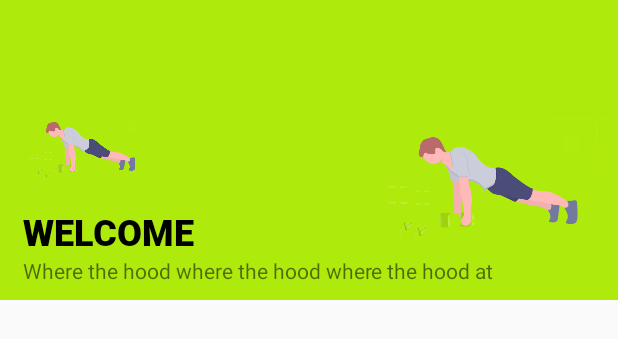
After one commit to MuhammadTanveerS/Fitness-Enthusiasts, an Android app: the layout menu_profile.xml on its own in the app's theme, with its tools: preview values and no code run, on a phone screen of 412 x 824 dp. The commit adds this screen. Shown: the top 339 px of the screen. Run offline under Robolectric (Android 15) with nearby library versions, the phone set to English and light mode, and no system bars; Roboto replaces fonts that are not available here.

```diff
--- /dev/null
+++ b/app/src/main/res/layout/menu_profile.xml
@@ -0,0 +1,40 @@
+<?xml version="1.0" encoding="utf-8"?>
+<RelativeLayout xmlns:android="http://schemas.android.com/apk/res/android"
+    android:layout_width="match_parent"
+    android:layout_height="200dp"
+    android:background="@color/neon"
+    android:paddingLeft="15dp">
+
+    <TextView
+        android:id="@+id/randtext"
+        android:layout_width="wrap_content"
+        android:layout_height="wrap_content"
+        android:layout_alignParentBottom="true"
+        android:layout_marginBottom="10dp"
+        android:text="Where the hood where the hood where the hood at" />
+
+    <TextView
+        android:id="@+id/name"
+        android:layout_width="wrap_content"
+        android:layout_height="wrap_content"
+        android:layout_above="@id/randtext"
+        android:fontFamily="@font/robotoblack"
+        android:text="WELCOME"
+        android:textColor="@color/black"
+        android:textSize="24sp" />
+
+    <ImageView
+        android:layout_width="90dp"
+        android:layout_height="90dp"
+        android:layout_above="@id/name"
+        android:src="@drawable/ic_workingout" />
+
+    <ImageView
+        android:layout_width="160dp"
+        android:layout_height="175dp"
+        android:src="@drawable/ic_workingout"
+        android:layout_alignParentRight="true"
+        android:layout_alignParentBottom="true"/>
+
+
+</RelativeLayout>
--- a/app/src/main/res/values/themes.xml
+++ b/app/src/main/res/values/themes.xml
@@ -17,4 +17,10 @@
         <item name="android:windowContentTransitions">true</item>
 
     </style>
+
+    <style name="navbar">
+        <item name="colorPrimary">@color/neon</item>
+        <item name="colorControlHighlight">@color/custom_black</item>
+    </style>
+
 </resources>
```
Also changed, not shown: app/src/main/java/com/example/fitnessenthusiasts/activities/Common/HomeScreen.java (+62 -3 lines), app/src/main/res/drawable/ic_nav.xml (added, +10 -0 lines), app/src/main/res/drawable/ic_notification.xml (added, +10 -0 lines), app/src/main/res/layout/activity_home_screen.xml (+52 -13 lines), app/src/main/res/menu/main_menu.xml (added, +110 -0 lines), 1 other file.
